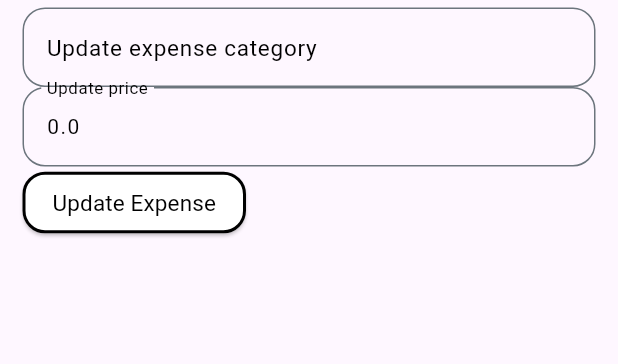
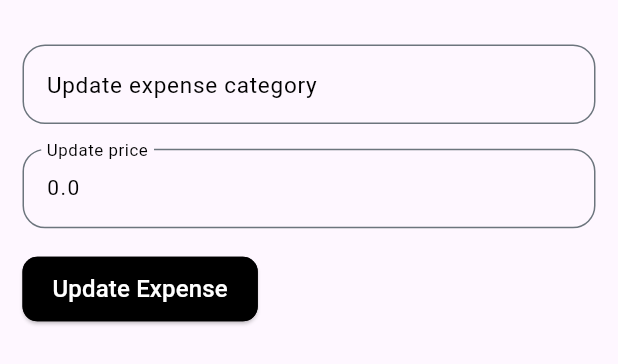
Before and after one commit to chinmaykarmokar/expense-app, a Flutter app: what updateExpensesUiWrapper() shows on an empty page, opened directly with empty values, on a phone screen of 412 x 824 dp. Shown: the top 364 px of the screen. Run offline on Flutter 3.47's test engine with Material 3 defaults, Android fonts, the light colour scheme and no system bars; our stand-ins replace dio, flutter_bloc, go_router; network calls fail.

Commit message:
Making UI improvements.

```diff
--- a/lib/features/updates/presentation/screens/wrappers/daily_expenses_screen_wrapper.dart
+++ b/lib/features/updates/presentation/screens/wrappers/daily_expenses_screen_wrapper.dart
@@ -1,6 +1,7 @@
 import "package:flutter/material.dart";
 
 // Import wrappers
+import "package:chinmay_expenses_app/common/widgets/atoms/wrappers/text_widget_wrapper.dart";
 import "package:chinmay_expenses_app/common/widgets/compounds/wrappers/appbar_widget_wrapper.dart";
 import "package:chinmay_expenses_app/features/updates/presentation/widgets/providers/wrappers/daily_expenses_provider_wrapper.dart";
 
@@ -10,10 +11,12 @@ import "package:chinmay_expenses_app/features/updates/presentation/screens/pure_
 Widget dailyExpensesScreenWrapper({
   String? date = ""
 }) {
+  Function textWidget = textWidgetWrapper;
   Function appBarWidget = appBarWidgetWrapper;
   Function dailyExpensesProvider = dailyExpensesProviderWrapper;
 
   return DailyExpensesScreen(
+    textWidget: textWidget,
     appBarWidget: appBarWidget,
     date: date,
     dailyExpensesProvider: dailyExpensesProvider
--- a/lib/features/updates/presentation/widgets/ui/pure_widgets/update_expenses_ui.dart
+++ b/lib/features/updates/presentation/widgets/ui/pure_widgets/update_expenses_ui.dart
@@ -13,6 +13,7 @@ class UpdateExpensesUi extends StatelessWidget {
   final String? type;
   final double? price;
   final Function textWidget;
+  final Function sizedBoxWidget;
   final Function formInputWidget;
   final Function formButtonWidget;
 
@@ -21,6 +22,7 @@ class UpdateExpensesUi extends StatelessWidget {
     required this.type,
     required this.price,
     required this.textWidget,
+    required this.sizedBoxWidget,
     required this.formInputWidget,
     required this.formButtonWidget,
     super.key
@@ -36,6 +38,9 @@ class UpdateExpensesUi extends StatelessWidget {
       child: Column(
         crossAxisAlignment: CrossAxisAlignment.start,
         children: [
+          sizedBoxWidget(
+            height: MediaQuery.of(context).size.height * 0.03,
+          ),
           formInputWidget(
               controller: expenseTypeController,
               keyboardType: TextInputType.text,
@@ -46,6 +51,9 @@ class UpdateExpensesUi extends StatelessWidget {
               childWidget: textWidget(
                   text: "Update expense category"
               )
+          ),
+          sizedBoxWidget(
+            height: MediaQuery.of(context).size.height * 0.02,
           ),
           formInputWidget(
               controller: priceController,
@@ -58,6 +66,9 @@ class UpdateExpensesUi extends StatelessWidget {
                   text: "Update price"
               )
           ),
+          sizedBoxWidget(
+            height: MediaQuery.of(context).size.height * 0.02,
+          ),
           formButtonWidget(
               onPressedFunction: (){
                 BlocProvider.of<UpdateExpensesBloc>(context).add(UpdateExpense(
@@ -67,11 +78,14 @@ class UpdateExpensesUi extends StatelessWidget {
                 ));
               },
               childWidget: textWidget(
-                  text: "Update Expense",
-                  textColor: 0xFF000000
+                text: "Update Expense",
+                textColor: 0xFFFFFFFF,
+                fontSize: 16.0,
+                fontWeight: FontWeight.w500,
               ),
-              backgroundColor: 0xFFFFFFFF,
+              backgroundColor: 0xFF000000,
               borderWidth: 2.0,
+              buttonRadius: 10.0,
               padding: EdgeInsets.fromLTRB(20.0, 10.0, 20.0, 10.0)
           )
         ],
--- a/lib/features/updates/presentation/widgets/ui/wrappers/update_expenses_ui_wrapper.dart
+++ b/lib/features/updates/presentation/widgets/ui/wrappers/update_expenses_ui_wrapper.dart
@@ -2,6 +2,7 @@ import "package:flutter/material.dart";
 
 // Import wrappers
 import "package:chinmay_expenses_app/common/widgets/atoms/wrappers/text_widget_wrapper.dart";
+import "package:chinmay_expenses_app/common/widgets/atoms/wrappers/sized_box_widget_wrapper.dart";
 import "package:chinmay_expenses_app/common/widgets/molecules/wrappers/form_button_widget_wrapper.dart";
 import "package:chinmay_expenses_app/common/widgets/molecules/wrappers/form_input_widget_wrapper.dart";
 
@@ -14,6 +15,7 @@ Widget updateExpensesUiWrapper({
   required double? price,
 }) {
   Function textWidget = textWidgetWrapper;
+  Function sizedBoxWidget = sizedBoxWidgetWrapper;
   Function formInputWidget = formInputWidgetWrapper;
   Function formButtonWidget = formButtonWidgetWrapper;
 
@@ -22,6 +24,7 @@ Widget updateExpensesUiWrapper({
     type: type,
     price: price,
     textWidget: textWidget,
+    sizedBoxWidget: sizedBoxWidget,
     formInputWidget: formInputWidget,
     formButtonWidget: formButtonWidget
   );
```
Also changed, not shown: lib/features/entry/presentation/screens/pure_screens/entry_screen.dart (+5 -2 lines), lib/features/updates/presentation/screens/pure_screens/daily_expenses_screen.dart (+8 -1 lines).
